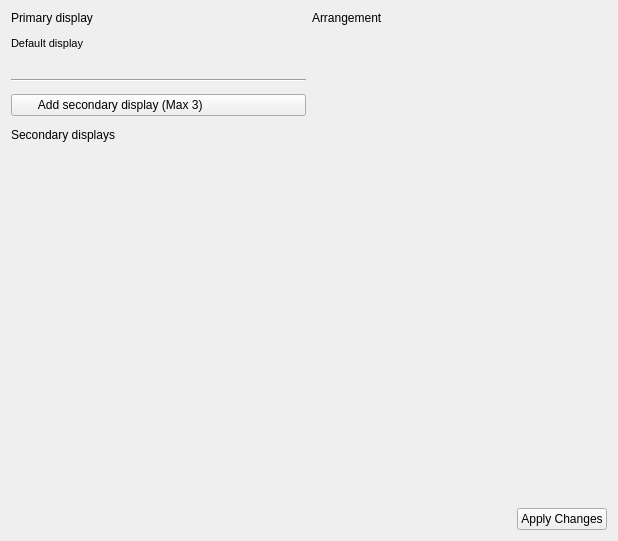
Above: android/android-emu/android/skin/qt/extended-pages/multi-display-page.ui from aosp-mirror/platform_external_qemu before the change. Below: the same form after it.
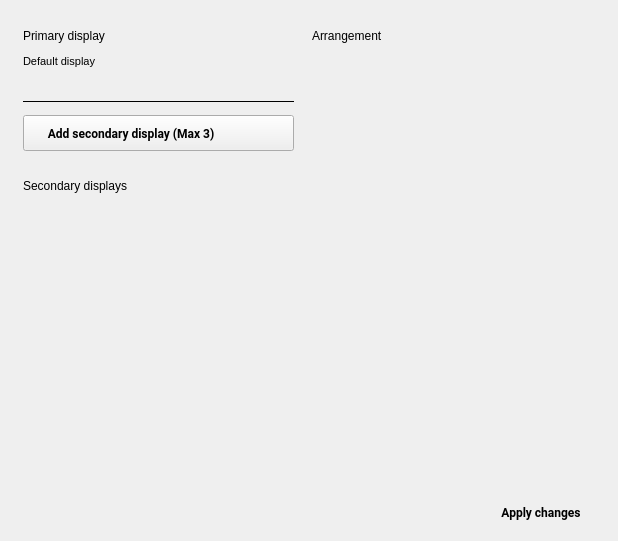
That is the form after the change. Custom widgets are drawn as their Qt base class.

Commit message:
[MultiDisplay][UI Bug Fix] UI Tuning
1. Text indent and size adjustment
2. Always set default 720P for custom display type
3. Update "close display" icon for theme
4. Correct "TAB" sequence for custom display

Test: Manual

What changed in the file:
```diff
--- a/android/android-emu/android/skin/qt/extended-pages/multi-display-page.ui
+++ b/android/android-emu/android/skin/qt/extended-pages/multi-display-page.ui
@@ -25,6 +25,9 @@
      <property name="spacing">
       <number>0</number>
      </property>
+     <property name="topMargin">
+      <number>18</number>
+     </property>
      <item>
       <layout class="QHBoxLayout" name="horizontalLayout_2">
        <property name="spacing">
@@ -35,6 +38,12 @@
          <property name="spacing">
           <number>12</number>
          </property>
+         <property name="leftMargin">
+          <number>12</number>
+         </property>
+         <property name="rightMargin">
+          <number>12</number>
+         </property>
          <item>
           <widget class="QLabel" name="primaryDisplay">
            <property name="sizePolicy">
@@ -54,7 +63,7 @@
          <item>
           <layout class="QVBoxLayout" name="verticalLayout_2">
            <property name="spacing">
-            <number>3</number>
+            <number>6</number>
            </property>
            <item>
             <widget class="QLabel" name="defaultDisplay">
@@ -94,6 +103,9 @@
              <verstretch>0</verstretch>
             </sizepolicy>
            </property>
+           <property name="frameShadow">
+            <enum>QFrame::Plain</enum>
+           </property>
            <property name="orientation">
             <enum>Qt::Horizontal</enum>
            </property>
@@ -107,6 +119,19 @@
              <verstretch>0</verstretch>
             </sizepolicy>
            </property>
+           <property name="minimumSize">
+            <size>
+             <width>0</width>
+             <height>36</height>
+            </size>
+           </property>
+           <property name="font">
+            <font>
+             <family>Roboto</family>
+             <weight>75</weight>
+             <bold>true</bold>
+            </font>
+           </property>
            <property name="styleSheet">
             <string>
              text-align: left;
@@ -119,9 +144,15 @@
          </item>
          <item>
           <widget class="QLabel" name="secondaryDisplays_title">
+           <property name="styleSheet">
+            <string notr="true">padding-top: 16px;</string>
+           </property>
            <property name="text">
             <string>Secondary displays</string>
            </property>
+           <property name="indent">
+            <number>0</number>
+           </property>
           </widget>
          </item>
          <item>
@@ -154,8 +185,8 @@
              <rect>
               <x>0</x>
               <y>0</y>
-              <width>293</width>
-              <height>304</height>
+              <width>271</width>
+              <height>250</height>
              </rect>
             </property>
             <property name="sizePolicy">
@@ -165,9 +196,15 @@
              </sizepolicy>
             </property>
             <layout class="QGridLayout" name="gridLayout">
+             <property name="leftMargin">
+              <number>0</number>
+             </property>
              <property name="topMargin">
               <number>0</number>
              </property>
+             <property name="rightMargin">
+              <number>0</number>
+             </property>
              <item row="0" column="0">
               <layout class="QVBoxLayout" name="verticalLayout_5"/>
              </item>
@@ -257,15 +294,31 @@
         </spacer>
        </item>
        <item>
-        <widget class="QPushButton" name="applyChanges">
-         <property name="sizePolicy">
-          <sizepolicy hsizetype="Fixed" vsizetype="Fixed">
-           <horstretch>0</horstretch>
-           <verstretch>0</verstretch>
-          </sizepolicy>
+        <widget class="RaisedMaterialButton" name="applyChanges">
+         <property name="minimumSize">
+          <size>
+           <width>132</width>
+           <height>36</height>
+          </size>
+         </property>
+         <property name="font">
+          <font>
+           <family>Roboto</family>
+           <weight>75</weight>
+           <bold>true</bold>
+          </font>
          </property>
          <property name="text">
-          <string>Apply Changes</string>
+          <string>Apply changes</string>
+         </property>
+         <property name="flat">
+          <bool>true</bool>
+         </property>
+         <property name="ColorGroup" stdset="0">
+          <string notr="true">Button</string>
+         </property>
+         <property name="report_metrics" stdset="0">
+          <bool>false</bool>
          </property>
         </widget>
        </item>
@@ -276,6 +329,11 @@
   </layout>
  </widget>
  <customwidgets>
+  <customwidget>
+   <class>RaisedMaterialButton</class>
+   <extends>QPushButton</extends>
+   <header>android/skin/qt/raised-material-button.h</header>
+  </customwidget>
   <customwidget>
    <class>MultiDisplayArrangement</class>
    <extends>QWidget</extends>
```
Left out of the diff: 14 changed lines with no effect on the pictures. The commit also changes 7 other files.
